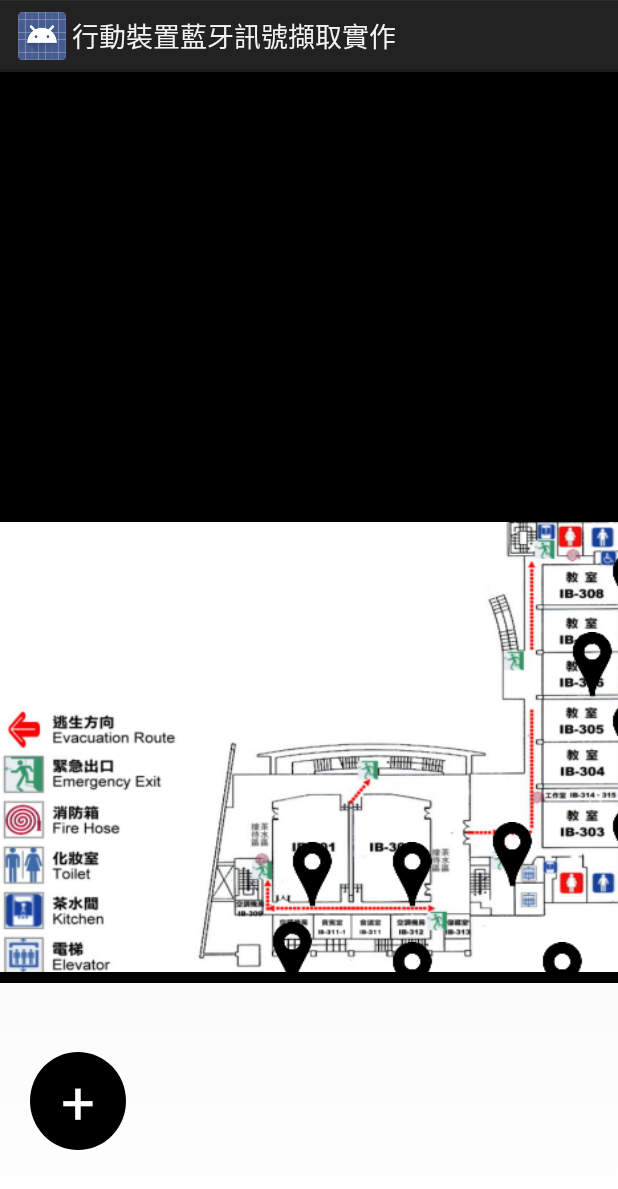
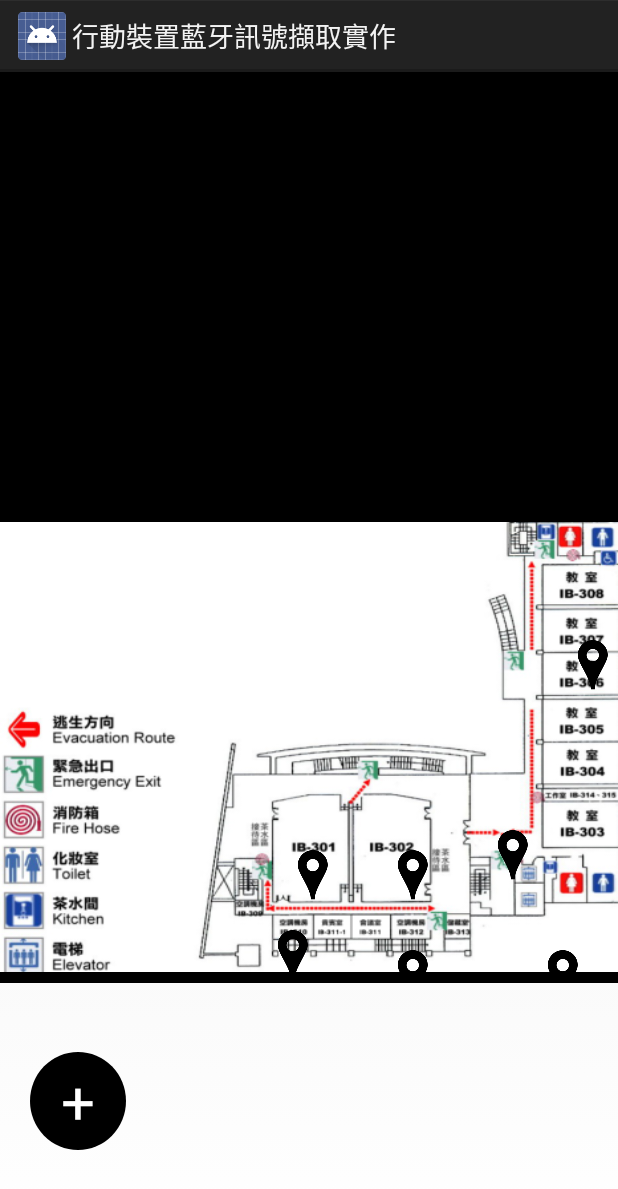
Before and after one commit to t741051/DataCollector, an Android app: the screen it shows after launch (MainActivity), on a phone screen of 412 x 824 dp. Shown: the top 1189 px of the screen. Run offline under Robolectric (Android 15) with nearby library versions, the phone set to English and light mode, and no system bars.

Commit message:
add image button -1

```diff
--- a/app/src/main/java/com/mitlab/zusliu/User/Interface/MainActivity.java
+++ b/app/src/main/java/com/mitlab/zusliu/User/Interface/MainActivity.java
@@ -25,6 +25,7 @@ import android.os.Message;
 import android.util.Log;
 import android.widget.Button;
 import android.widget.FrameLayout;
+import android.widget.ImageButton;
 import android.widget.ImageView;
 
 import android.widget.ListView;
@@ -72,11 +73,13 @@ public class MainActivity extends Activity implements iBeaconScanManager.OniBeac
 
 
     //public Button button;
-    FrameLayout frame_1;
-    FrameLayout frame_2;
+    FrameLayout frame_1;    //地圖frame
+    FrameLayout frame_2;    //按鍵frame
     public ImageView [] map_mark_image = new ImageView[15];
-    Button btn_1,btn_2;
-    static boolean flag_btn = false;
+    public Button btn_1,btn_2;
+    public ImageButton [] img_btn_mark = new ImageButton[15];
+    static boolean flag_btn = false;    //"+"按鍵狀態
+    static boolean [] flag_mark_btn = {false,false,false,false,false,false,false,false,false,false,false,false};
     static int [] beacon_state_1 = {0,0,0,0,0,0,0,0,0,0,0,0,0,0,0,0,0};
     // 儲存地標位置
     static int [] mark_position_X = {600,560,600,600,530,260,480,380,380,280,480};
@@ -118,24 +121,27 @@ public class MainActivity extends Activity implements iBeaconScanManager.OniBeac
         frame_2 = (FrameLayout)findViewById(R.id.frame_layout_2);
         btn_1 = (Button)findViewById(R.id.button3);
         btn_2 = (Button)findViewById(R.id.button4);
-        display_mark(11);
+        //display_mark(11);
+        display_mark_btn(11);
+
 
 ///////////////////////////////////////////////////////////////////////////////////
     }
 ///////////////////////////////////////////////////////////////////////////////////測試
+    //TODO Beacon編號對應
     public int correspod_beacon(int major,int minor){
-        beacon_in = major*10 + minor;
+        beacon_in = (major * 10) + minor;
         int num;
-        for(num=0; num<=10; num++)
-        {
-            if( beacon_in == beacon_num[num]) break;
-            else {}
+        for(num = 0;num <= 10;num++){
+            if(beacon_in == beacon_num[num]) break;
+
         }
         return num;
     }
-     public void buttonOnClick(View v) {
+
+    //TODO "+"按鍵
+    public void buttonOnClick(View v) {
         // 寫要做的事...
-
         flag_btn = !flag_btn;
         if(flag_btn == true){
             btn_1.setVisibility(View.VISIBLE);
@@ -144,16 +150,18 @@ public class MainActivity extends Activity implements iBeaconScanManager.OniBeac
             btn_1.setVisibility(View.INVISIBLE);
             btn_2.setVisibility(View.INVISIBLE);
         }
-
     }
+    //TODO 商家資訊按鍵
     public void buttonOnClick_1(View v) {
         // 寫要做的事...
         connect_to_web(0);
     }
+    //TODO 地點標記按鍵
     public void buttonOnClick_2(View v) {
         // 寫要做的事...
         connect_to_web(1);
     }
+    //TODO 連結到網站
     public void connect_to_web(int a){
         Uri uri = Uri.parse("https://www.google.com");
         switch (a){
@@ -164,19 +172,13 @@ public class MainActivity extends Activity implements iBeaconScanManager.OniBeac
                 uri = Uri.parse("https://www.yahoo.com.tw");
                 break;
         }
-
         Intent intent = new Intent(Intent.ACTION_VIEW, uri);
         startActivity(intent);
     }
-    public void display_btn(int x){
-        // TODO 方法：產生X個圖標
-
-    }
+    /*
     public void display_mark(int x){
         // TODO 方法：產生X個圖標
-        for(int i = 0;i < x;i++)
-        {
-
+        for(int i = 0;i < x;i++){
             map_mark_image[i] = new ImageView(this);
             map_mark_image[i].setImageResource(R.drawable.map_mark);
             map_mark_image[i].setX(mark_position_X[i]);
@@ -186,6 +188,38 @@ public class MainActivity extends Activity implements iBeaconScanManager.OniBeac
             map_mark_image[i].getLayoutParams().width = 65;
         }
     }
+    */
+    public void display_mark_btn(int x){
+        // TODO 方法：產生X個圖標按鍵
+        for(int i = 0;i < x;i++){
+            img_btn_mark[i] = new ImageButton(this);
+            img_btn_mark[i].setImageResource(R.drawable.map_mark);
+            img_btn_mark[i].setX(mark_position_X[i]);
+            img_btn_mark[i].setY(mark_position_Y[i]);
+            frame_1.addView(img_btn_mark[i]);
+            img_btn_mark[i].getLayoutParams().height = 65;
+            img_btn_mark[i].getLayoutParams().width = 65;
+            img_btn_mark[i].setBackgroundColor(0xffffff);
+            img_btn_click(i);
+        }
+    }
+
+    //TODO 地標按鍵觸發
+    public void img_btn_click(int x){
+        final int a = x;
+        img_btn_mark[a].setOnClickListener(new View.OnClickListener() {
+            @Override
+            public void onClick(View view) {
+                flag_mark_btn[a] = !flag_mark_btn[a];
+                if(flag_mark_btn[a] == true){
+                    change_mark(a,3);
+                }else{
+                    change_mark(a,0);
+                }
+            }
+        });
+    }
+/*
     public void change_mark(int x,int state){
         // TODO 方法：選擇第X個 改變圖標 0:黑色 1:紅色
         switch(state){
@@ -200,13 +234,57 @@ public class MainActivity extends Activity implements iBeaconScanManager.OniBeac
                 Log.v("s_h_r", String.valueOf(map_mark_image[x].getLayoutParams().height));
                 map_mark_image[x].getLayoutParams().height = 65;
                 map_mark_image[x].getLayoutParams().width = 65;
-                //map_mark_image[x].setImageResource(R.drawable.red_map_mark);
                 map_mark_image[x].setImageResource(R.drawable.red_map_mark);
                 Log.v("e_h_r", String.valueOf(map_mark_image[x].getLayoutParams().height));
                 break;
+            case 2:
+                map_mark_image[x].getLayoutParams().height = 65;
+                map_mark_image[x].getLayoutParams().width = 65;
+                map_mark_image[x].setImageResource(R.drawable.light_mark);
+                break;
+            default:
+                map_mark_image[x].getLayoutParams().height = 65;
+                map_mark_image[x].getLayoutParams().width = 65;
+                map_mark_image[x].setImageResource(R.drawable.map_mark);
+                break;
         }
     }
-
+    */
+    public void change_mark(int x,int state){
+        // TODO 方法：選擇第X個 改變圖標 0:黑色 1:紅色
+        switch(state){
+            case 0:
+                Log.v("s_h_b", String.valueOf(img_btn_mark[x].getLayoutParams().height));
+                img_btn_mark[x].getLayoutParams().height = 65;
+                img_btn_mark[x].getLayoutParams().width = 65;
+                img_btn_mark[x].setImageResource(R.drawable.map_mark);
+                Log.v("e_h_b", String.valueOf(img_btn_mark[x].getLayoutParams().height));
+                break;
+            case 1:
+                Log.v("s_h_r", String.valueOf(img_btn_mark[x].getLayoutParams().height));
+                img_btn_mark[x].getLayoutParams().height = 65;
+                img_btn_mark[x].getLayoutParams().width = 65;
+                img_btn_mark[x].setImageResource(R.drawable.red_map_mark);
+                Log.v("e_h_r", String.valueOf(img_btn_mark[x].getLayoutParams().height));
+                break;
+            case 2:
+                img_btn_mark[x].getLayoutParams().height = 65;
+                img_btn_mark[x].getLayoutParams().width = 65;
+                img_btn_mark[x].setImageResource(R.drawable.light_mark);
+                break;
+            case 3:
+                img_btn_mark[x].getLayoutParams().height = 65;
+                img_btn_mark[x].getLayoutParams().width = 65;
+                img_btn_mark[x].setImageResource(R.drawable.red_marker);
+                break;
+            default:
+                img_btn_mark[x].getLayoutParams().height = 65;
+                img_btn_mark[x].getLayoutParams().width = 65;
+                img_btn_mark[x].setImageResource(R.drawable.map_mark);
+                break;
+        }
+    }
+    //TODO 判斷beacon距離改變狀態
     public void beacon_state(int major,int minor,int rssi){
         if(-rssi < 60){
             if(choose_one ==1){
@@ -223,11 +301,15 @@ public class MainActivity extends Activity implements iBeaconScanManager.OniBeac
             }
         }
         else{
+            /*
             if(choose_one == 1){
                 choose_one = 0;
                 change_mark(correspod_beacon(major,minor),0);
             }
             else{}
+             */
+            choose_one = 0;
+            change_mark(correspod_beacon(major,minor),0);
         }
 
     }
@@ -283,9 +365,10 @@ public class MainActivity extends Activity implements iBeaconScanManager.OniBeac
 
             if ((System.currentTimeMillis() - beacon.lastUpdate) > Setup.TIME_BEACON_TIMEOUT) {
                 // Step.02(更新裝置背景執行流程) 移除清單
+            //////////////////////////////////////////////////////////////////////////////////////
                 change_mark(correspod_beacon(beacon.major,beacon.minor),0);
                 choose_one = 0;
-
+            /////////////////////////////////////////////////////////////////////////////////////
                 this.beacons.remove(i);
 
             }
```
Also changed, not shown: app/src/main/res/drawable-xxhdpi/light_mark.png, app/src/main/res/drawable-xxhdpi/red_marker.png, 31 other files.
